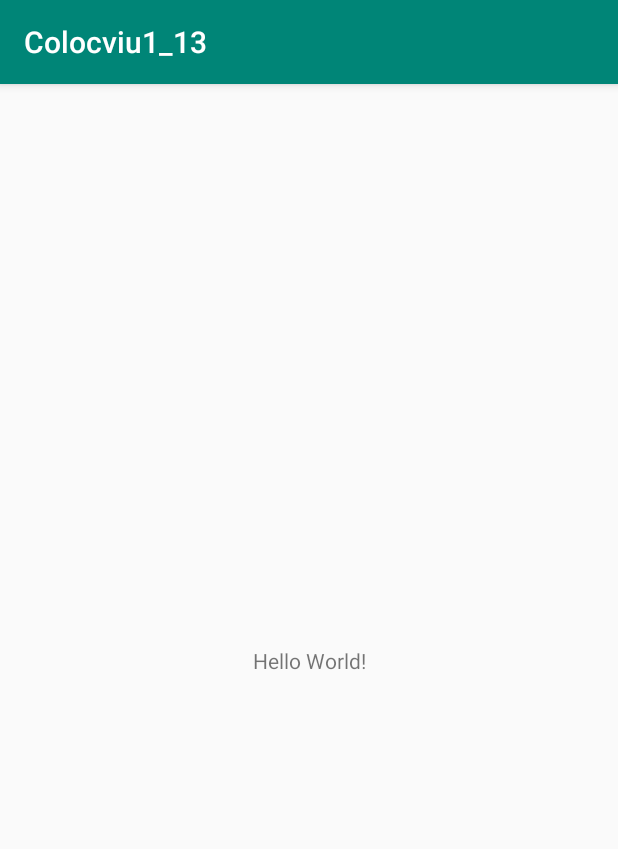
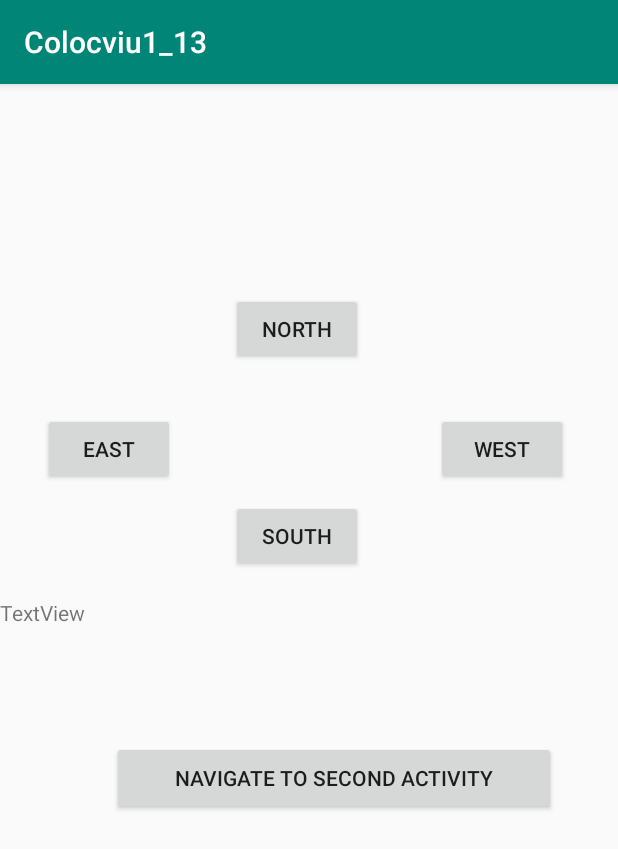
Before and after one commit to teosz/colocviu2020-eim, an Android app: the screen it shows after launch (MainActivity), on a phone screen of 412 x 824 dp. Shown: the top 849 px of the screen. Run offline under Robolectric (Android 15) with nearby library versions, the phone set to English and light mode, and no system bars.

Commit message:
Add main activity

```diff
--- a/app/src/main/res/layout/activity_main.xml
+++ b/app/src/main/res/layout/activity_main.xml
@@ -6,13 +6,86 @@
     android:layout_height="match_parent"
     tools:context=".MainActivity">
 
-    <TextView
+    <Button
+        android:id="@+id/button1"
         android:layout_width="wrap_content"
         android:layout_height="wrap_content"
-        android:text="Hello World!"
+        android:layout_marginStart="154dp"
+        android:layout_marginTop="146dp"
+        android:layout_marginEnd="170dp"
+        android:layout_marginBottom="587dp"
+        android:text="North"
         app:layout_constraintBottom_toBottomOf="parent"
-        app:layout_constraintLeft_toLeftOf="parent"
-        app:layout_constraintRight_toRightOf="parent"
+        app:layout_constraintEnd_toEndOf="parent"
+        app:layout_constraintStart_toStartOf="parent"
         app:layout_constraintTop_toTopOf="parent" />
 
+    <Button
+        android:id="@+id/button2"
+        android:layout_width="wrap_content"
+        android:layout_height="wrap_content"
+        android:layout_marginStart="290dp"
+        android:layout_marginTop="226dp"
+        android:layout_marginEnd="33dp"
+        android:layout_marginBottom="507dp"
+        android:text="WEST"
+        app:layout_constraintBottom_toBottomOf="parent"
+        app:layout_constraintEnd_toEndOf="parent"
+        app:layout_constraintStart_toStartOf="parent"
+        app:layout_constraintTop_toTopOf="parent" />
+
+    <Button
+        android:id="@+id/button4"
+        android:layout_width="wrap_content"
+        android:layout_height="wrap_content"
+        android:layout_marginStart="28dp"
+        android:layout_marginTop="226dp"
+        android:layout_marginEnd="174dp"
+        android:layout_marginBottom="507dp"
+        android:text="EAST"
+        app:layout_constraintBottom_toBottomOf="parent"
+        app:layout_constraintEnd_toStartOf="@+id/button2"
+        app:layout_constraintHorizontal_bias="0.7"
+        app:layout_constraintStart_toStartOf="parent"
+        app:layout_constraintTop_toTopOf="parent" />
+
+    <Button
+        android:id="@+id/button6"
+        android:layout_width="wrap_content"
+        android:layout_height="wrap_content"
+        android:layout_marginStart="154dp"
+        android:layout_marginTop="284dp"
+        android:layout_marginEnd="170dp"
+        android:layout_marginBottom="449dp"
+        android:text="SOUTH"
+        app:layout_constraintBottom_toBottomOf="parent"
+        app:layout_constraintEnd_toEndOf="parent"
+        app:layout_constraintHorizontal_bias="1.0"
+        app:layout_constraintStart_toStartOf="parent"
+        app:layout_constraintTop_toTopOf="parent" />
+
+    <TextView
+        android:id="@+id/textView"
+        android:layout_width="match_parent"
+        android:layout_height="wrap_content"
+        android:layout_marginTop="60dp"
+        android:layout_marginBottom="26dp"
+        android:text="TextView"
+        app:layout_constraintBottom_toTopOf="@+id/button7"
+        app:layout_constraintTop_toBottomOf="@+id/button6"
+        tools:layout_editor_absoluteX="0dp" />
+
+    <Button
+        android:id="@+id/button7"
+        android:layout_width="296dp"
+        android:layout_height="49dp"
+        android:layout_marginStart="84dp"
+        android:layout_marginTop="50dp"
+        android:layout_marginEnd="51dp"
+        android:layout_marginBottom="323dp"
+        android:text="Navigate to second activity"
+        app:layout_constraintBottom_toBottomOf="parent"
+        app:layout_constraintEnd_toEndOf="parent"
+        app:layout_constraintStart_toStartOf="parent"
+        app:layout_constraintTop_toBottomOf="@+id/textView" />
 </androidx.constraintlayout.widget.ConstraintLayout>
```
